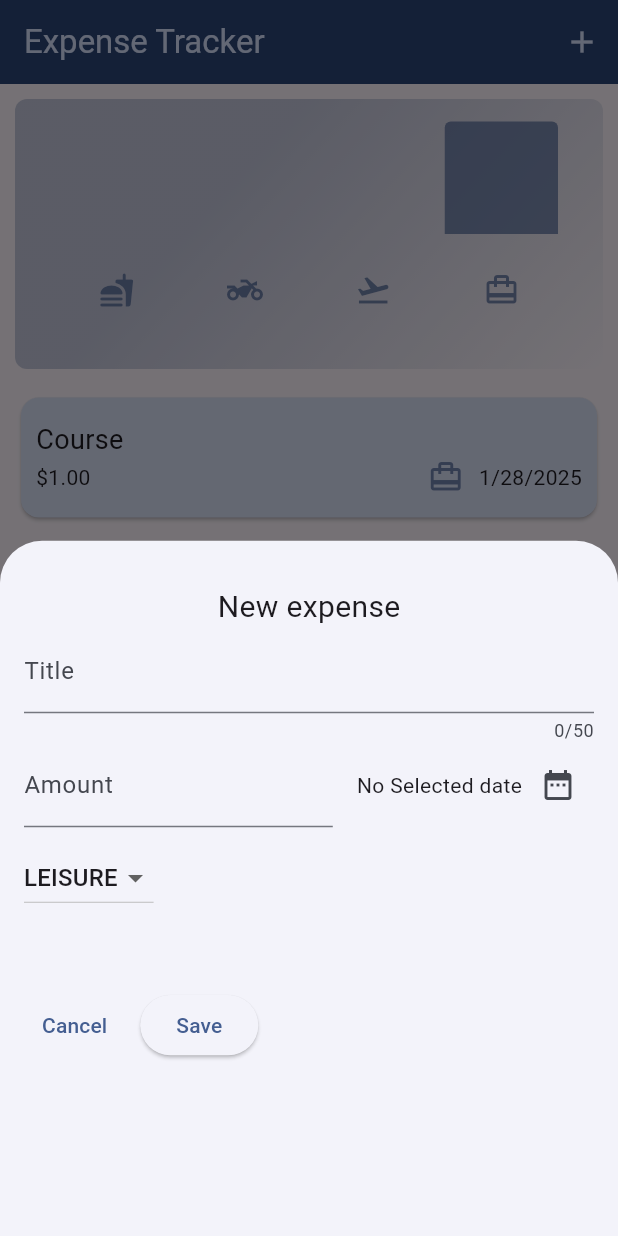
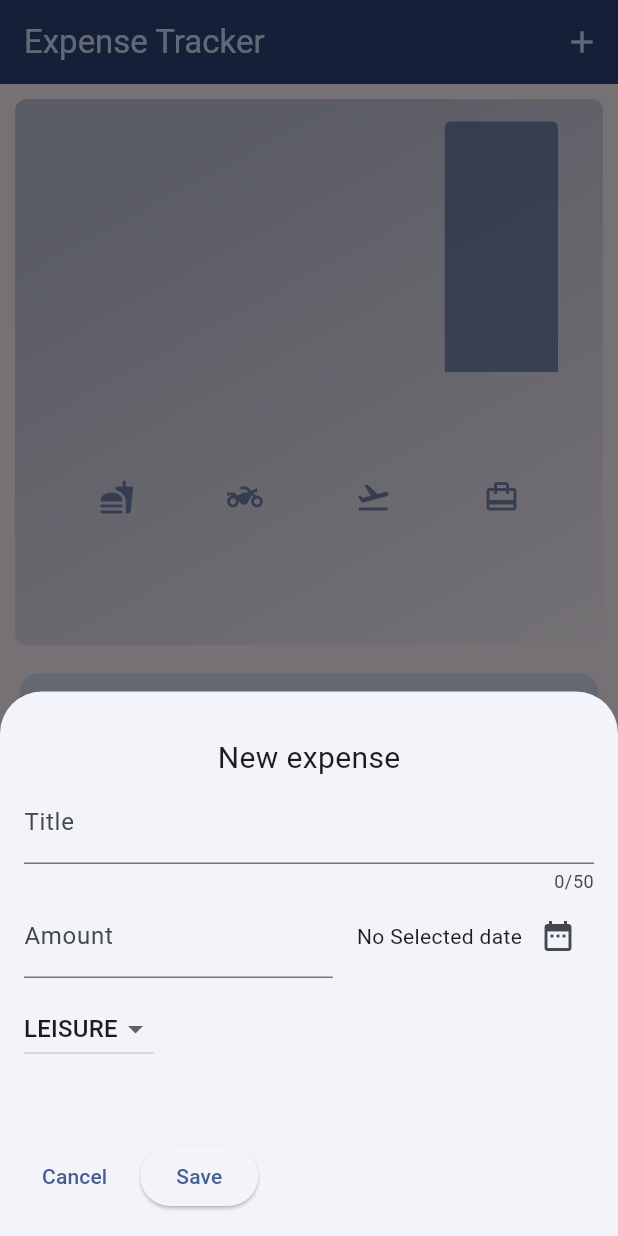
Before and after one commit to MykhailoK007/expense-app, a Flutter app: the screen it shows after launch, after a tap on the "add" icon, on a phone screen of 412 x 824 dp. Run offline on Flutter 3.47's test engine with Material 3 defaults, Android fonts, the phone set to English and light mode, and no system bars.

```diff
--- a/lib/widgets/expenses.dart
+++ b/lib/widgets/expenses.dart
@@ -22,6 +22,8 @@ class _ExpensesState extends State<Expenses> {
   void _openAddExpenseOverlay() {
     showModalBottomSheet(
       context: context,
+      isScrollControlled: true,
+      useSafeArea: true,
       constraints: BoxConstraints(minWidth: double.infinity),
       builder: (ctx) => NewExpenses(onAddExpense: _addExpense),
     );
@@ -58,11 +60,21 @@ class _ExpensesState extends State<Expenses> {
 
   @override
   Widget build(BuildContext context) {
+    final deviceWidth = MediaQuery.of(context).size.width;
+
     Widget mainContent = const Center(child: Text('No expense found.'));
     if (expenses.isNotEmpty) {
       mainContent =
           ExpensesList(expenses: expenses, onRemoveExpense: _removeExpense);
     }
+    List<Widget> expenseContent = [
+      Expanded(
+        child: Chart(
+          expenses: expenses,
+        ),
+      ),
+      Expanded(child: mainContent)
+    ];
     return Scaffold(
         appBar: AppBar(
           title: const Text("Expense Tracker"),
@@ -73,13 +85,16 @@ class _ExpensesState extends State<Expenses> {
             ),
           ],
         ),
-        body: Column(
-          children: [
-            Chart(
-              expenses: expenses,
-            ),
-            Expanded(child: mainContent)
-          ],
-        ));
+        body: deviceWidth < 600
+            ? Column(
+                children: expenseContent,
+              )
+            : Padding(
+                padding: const EdgeInsets.only(right: 50),
+                child: Row(
+                  mainAxisAlignment: MainAxisAlignment.start,
+                  children: expenseContent,
+                ),
+              ));
   }
 }
--- a/lib/widgets/new_expenses.dart
+++ b/lib/widgets/new_expenses.dart
@@ -72,8 +72,10 @@ class _NewExpenses extends State<NewExpenses> {
 
   @override
   Widget build(BuildContext context) {
-    return Padding(
-      padding: const EdgeInsets.fromLTRB(16, 30, 16, 16),
+    final keyboardSpace = MediaQuery.of(context).viewInsets.bottom;
+    return SingleChildScrollView(
+      child: Padding(
+        padding: EdgeInsets.fromLTRB(16, 30, 16, keyboardSpace + 16),
         child: Column(
           crossAxisAlignment: CrossAxisAlignment.center,
           children: [
@@ -92,8 +94,8 @@ class _NewExpenses extends State<NewExpenses> {
                   child: TextField(
                     controller: _amountController,
                     keyboardType: TextInputType.number,
-                  decoration:
-                      InputDecoration(label: Text('Amount'), prefixText: '\$'),
+                    decoration: InputDecoration(
+                        label: Text('Amount'), prefixText: '\$'),
                   ),
                 ),
                 SizedBox(
@@ -159,6 +161,7 @@ class _NewExpenses extends State<NewExpenses> {
             ),
           ],
         ),
+      ),
     );
   }
 }
```
Lines whose indentation alone changed are shown as unchanged.
